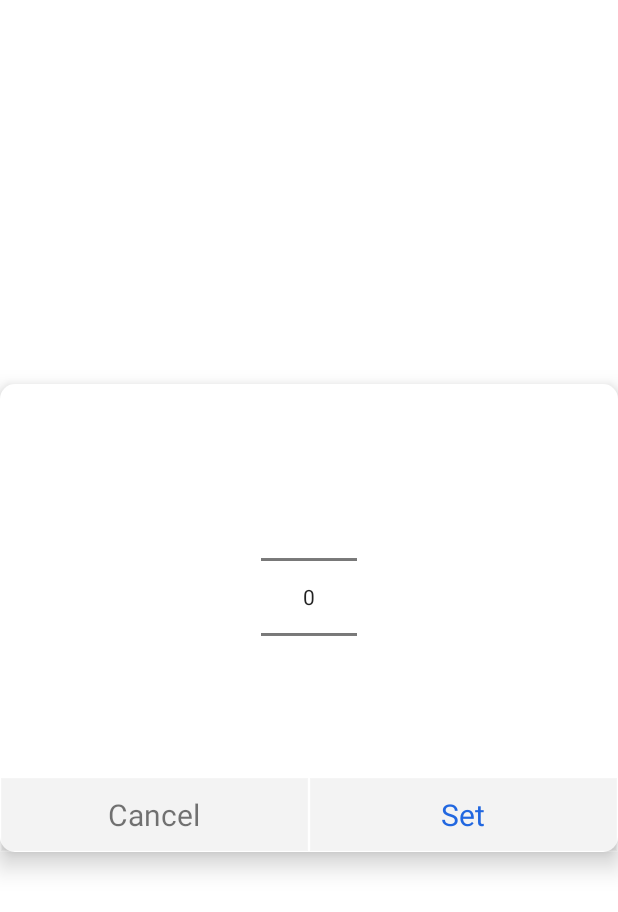
After one commit to hkg5600/everyday-diary-android, an Android app: the layout year_picker.xml on its own in the app's theme, with its tools: preview values and no code run, on a phone screen of 412 x 824 dp. The commit adds this screen. Shown: the top 912 px of the screen. Run offline under Robolectric (Android 15) with nearby library versions, the phone set to English and light mode, and no system bars.

Commit message:
Add year picker

```diff
--- a/app/src/main/res/layout/activity_main.xml
+++ b/app/src/main/res/layout/activity_main.xml
@@ -42,7 +42,10 @@
                     android:textSize="20sp"
                     app:layout_constraintEnd_toEndOf="parent"
                     app:layout_constraintStart_toStartOf="parent"
-                    app:layout_constraintTop_toTopOf="parent" />
+                    app:layout_constraintTop_toTopOf="parent"
+                    android:clickable="true"
+                    android:focusable="true"
+                    android:onClick="@{() -> activity.showYearPicker()}"/>
 
                 <androidx.viewpager2.widget.ViewPager2
                     android:id="@+id/view_pager"
--- /dev/null
+++ b/app/src/main/res/layout/year_picker.xml
@@ -0,0 +1,63 @@
+<?xml version="1.0" encoding="utf-8"?>
+<layout xmlns:android="http://schemas.android.com/apk/res/android"
+    xmlns:app="http://schemas.android.com/apk/res-auto">
+
+    <RelativeLayout
+        android:layout_width="match_parent"
+        android:layout_height="match_parent"
+        android:background="@android:color/transparent">
+
+        <LinearLayout
+            android:layout_centerInParent="true"
+            android:layout_width="match_parent"
+            android:layout_height="wrap_content"
+            android:gravity="center"
+            android:orientation="vertical"
+            android:elevation="10dp"
+            android:background="@drawable/custom_dialog_background">
+
+            <NumberPicker
+                android:id="@+id/year_picker"
+                android:layout_width="wrap_content"
+                android:layout_height="wrap_content"
+                android:layout_marginTop="52dp" />
+
+            <androidx.constraintlayout.widget.ConstraintLayout
+                android:layout_width="match_parent"
+                android:layout_height="wrap_content"
+                android:layout_marginTop="30dp">
+
+                <TextView
+                    android:id="@+id/text_ok"
+                    android:layout_width="0dp"
+                    android:layout_height="50dp"
+                    android:background="@drawable/dialog_button"
+                    android:gravity="center"
+                    android:text="@string/string_set"
+                    android:textColor="#2167E0"
+                    android:textSize="20sp"
+                    app:layout_constraintBottom_toBottomOf="parent"
+                    app:layout_constraintEnd_toEndOf="parent"
+                    app:layout_constraintStart_toEndOf="@+id/text_cancel"
+                    app:layout_constraintTop_toTopOf="parent"
+                    android:clickable="true"
+                    android:focusable="true" />
+
+                <TextView
+                    android:id="@+id/text_cancel"
+                    android:layout_width="0dp"
+                    android:layout_height="50dp"
+                    android:background="@drawable/dialog_button"
+                    android:gravity="center"
+                    android:text="@string/cancel"
+                    android:textSize="20sp"
+                    app:layout_constraintBottom_toBottomOf="parent"
+                    app:layout_constraintEnd_toStartOf="@+id/text_ok"
+                    app:layout_constraintStart_toStartOf="parent"
+                    app:layout_constraintTop_toTopOf="parent"
+                    android:clickable="true"
+                    android:focusable="true" />
+            </androidx.constraintlayout.widget.ConstraintLayout>
+        </LinearLayout>
+    </RelativeLayout>
+</layout>
--- a/app/src/main/res/values/strings.xml
+++ b/app/src/main/res/values/strings.xml
@@ -15,4 +15,5 @@
     <string name="test">TEST</string>
     <string name="ok">Yes</string>
     <string name="cancel">Cancel</string>
+    <string name="string_set">Set</string>
 </resources>
```
Also changed, not shown: app/src/main/java/com/example/everyday_diary/ui/main/MainActivity.kt (+39 -1 lines).
